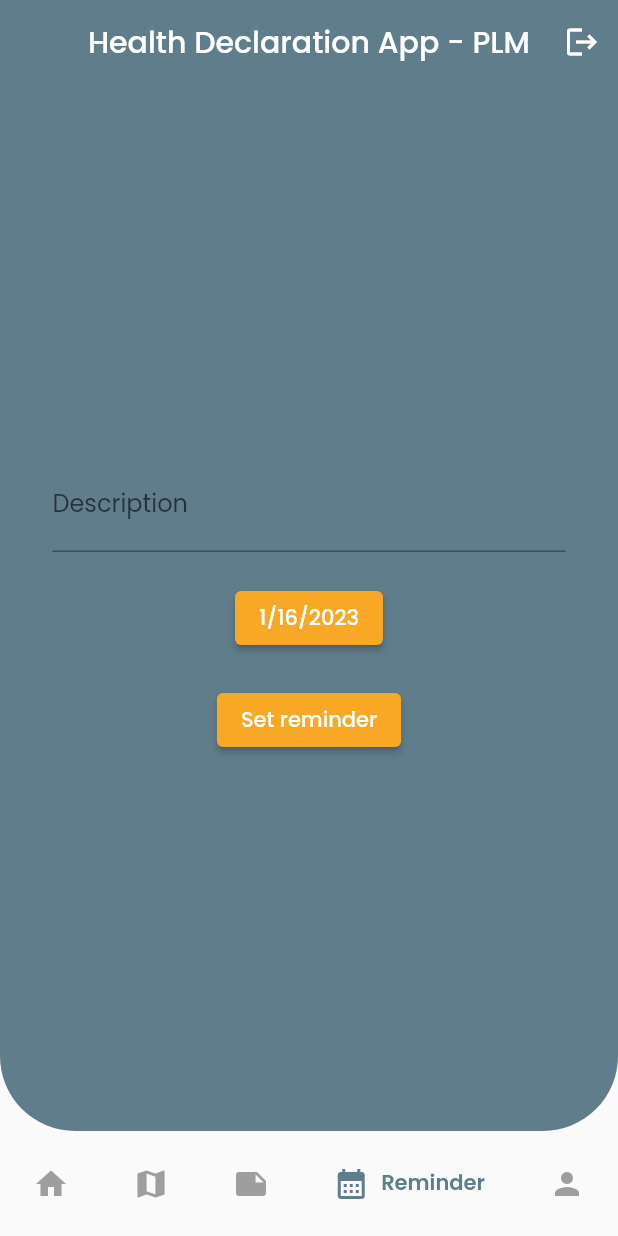
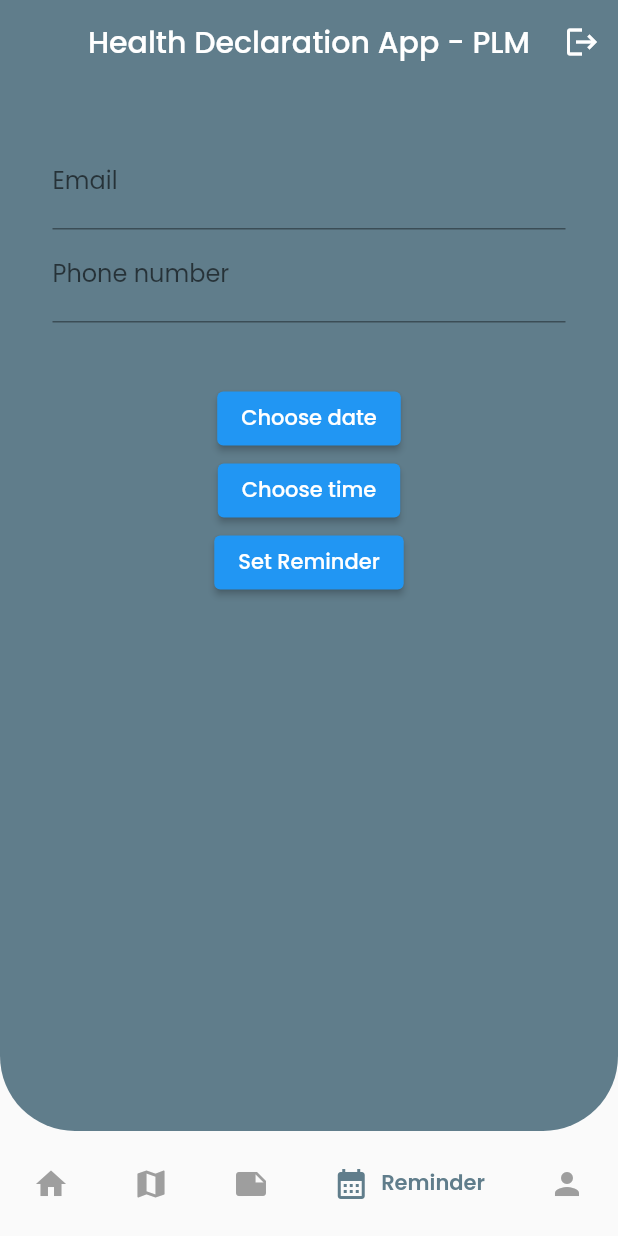
Before and after one commit to hmgyoo/Capstone-Project-Health-Declaration-Form-, a Flutter app: the screen it shows once a user with an empty profile is signed in, item 4 of the bottom bar chosen, on a phone screen of 412 x 824 dp. Run offline on Flutter 3.47's test engine with Material 2 defaults, Android fonts, the phone set to English and light mode, and no system bars; drawn by our look-alikes of google_nav_bar; our stand-ins replace charts_flutter, cloud_firestore, firebase_auth, firebase_core, firebase_messaging, flutter_local_notifications and 8 more; missing offline and left inert: flutter_sms; accounts and stored records are empty; network calls fail.

Commit message:
almost finished prototype

```diff
--- a/lib/src/content/navigation/navbar.dart
+++ b/lib/src/content/navigation/navbar.dart
@@ -2,6 +2,7 @@ import 'package:capstone_proj/src/const/const.dart';
 import 'package:capstone_proj/src/content/screens/countriesPage.dart';
 import 'package:capstone_proj/src/content/screens/homepage.dart';
 import 'package:capstone_proj/src/healthCheckUp/screens/headerForm.dart';
+import 'package:capstone_proj/src/reminders/screens/sendReminders.dart';
 import 'package:firebase_auth/firebase_auth.dart';
 import 'package:flutter/material.dart';
 import 'package:google_nav_bar/google_nav_bar.dart';
@@ -33,7 +34,7 @@ class _BottomNavBarState extends State<BottomNavBar> {
     const HomePage(),
     const CountryPage(),
     const HeaderForm(),
-    const NotificationPage(),
+    const SendRemindersPage(),
     ProfilePage(),
   ];
 
--- a/lib/src/reminders/screens/notificatons.dart
+++ b/lib/src/reminders/screens/notificatons.dart
@@ -17,6 +17,8 @@ class _NotificationPageState extends State<NotificationPage> {
   // define variables first
   final FlutterLocalNotificationsPlugin flutterLocalNotificationsPlugin =
       FlutterLocalNotificationsPlugin();
+  // late AndroidInitializationSettings androidInitializationSettings;
+  // late InitializationSettings initializationSettings;
 
   // global key
   final _formKey = GlobalKey<FormState>();
@@ -36,6 +38,7 @@ class _NotificationPageState extends State<NotificationPage> {
     _scheduledTime = TimeOfDay.now();
   }
 
+  // show the notification on android
   void initializeNotifications() async {
     var initializationSettingsAndroid =
         const AndroidInitializationSettings('@mipmap/ic_launcher');
--- /dev/null
+++ b/lib/src/reminders/screens/sendReminders.dart
@@ -0,0 +1,226 @@
+import 'dart:convert';
+
+import 'package:capstone_proj/src/const/const.dart';
+import 'package:firebase_auth/firebase_auth.dart';
+import 'package:flutter/material.dart';
+import 'package:intl/intl.dart';
+import 'package:flutter_local_notifications/flutter_local_notifications.dart';
+import 'package:firebase_messaging/firebase_messaging.dart';
+import 'package:flutter_sms/flutter_sms.dart';
+import 'package:http/http.dart' as http;
+
+class SendRemindersPage extends StatefulWidget {
+  const SendRemindersPage({super.key});
+
+  @override
+  State<SendRemindersPage> createState() => _SendRemindersPageState();
+}
+
+class _SendRemindersPageState extends State<SendRemindersPage> {
+  // defined the variables to be used
+  // defined flutter local push notifications
+  final FlutterLocalNotificationsPlugin flutterLocalNotificationsPlugin =
+      FlutterLocalNotificationsPlugin();
+
+  // defined firebase messaging
+  final FirebaseMessaging firebaseMessaging = FirebaseMessaging.instance;
+
+  // define formkey to be used in the text form fields
+  final _formKey = GlobalKey<FormState>();
+
+  //defined other variables
+  late DateTime _scheduledDateTime;
+  late TimeOfDay _scheduledTime;
+  late TextEditingController _descriptionController;
+  late TextEditingController _emailController;
+  late TextEditingController _phoneController;
+
+  // get email
+  final user = FirebaseAuth.instance.currentUser;
+
+  // reminder info
+  String header = 'Health Declaration Application - PLM';
+  String message =
+      'Remember to fill up the health declaration form before attending classes to ensure safety and health.';
+  List<String> recipients = ['+639487934901'];
+
+  // init state function
+  void initState() {
+    super.initState();
+    initializeNotifications();
+    _scheduledDateTime = DateTime.now();
+    _scheduledTime = TimeOfDay.now();
+    _descriptionController = TextEditingController();
+    _emailController = TextEditingController();
+    _phoneController = TextEditingController();
+  }
+
+  // intialize the notifcation that will be sent as push notifications
+  void initializeNotifications() {
+    var initializationSettingsAndroid =
+        const AndroidInitializationSettings('@mipmap/ic_launcher');
+    var initializationSettings =
+        InitializationSettings(android: initializationSettingsAndroid);
+    flutterLocalNotificationsPlugin.initialize(initializationSettings);
+  }
+
+  // to show the notification in the notification shade
+  Future<void> _showNotification() async {
+    var scheduledNotificationDateTime = _scheduledDateTime
+        .add(Duration(hours: _scheduledTime.hour))
+        .add(Duration(minutes: _scheduledTime.minute));
+    var androidPlatformChannelSpecifics = const AndroidNotificationDetails(
+      'channel_id',
+      'channel_name',
+      importance: Importance.max,
+      priority: Priority.high,
+    );
+    var platformChannelSpecifics =
+        NotificationDetails(android: androidPlatformChannelSpecifics);
+
+    // wait for the scheduled notification to launch
+    await flutterLocalNotificationsPlugin.schedule(
+      0,
+      header,
+      message,
+      scheduledNotificationDateTime,
+      platformChannelSpecifics,
+    );
+
+    firebaseMessaging.subscribeToTopic('reminders');
+    await firebaseMessaging.getToken().then((token) {
+      print('Push notification token: $token');
+    });
+
+    // send an sms message
+    var smsApiKey = 'aa598aee';
+    var smsApiSecret = '4bFplYDujPGxHKzl';
+    var phoneNumber = '639487934901';
+
+    var response = await http.post(
+      Uri.parse('https://rest.nexmo.com/sms/json"'),
+      headers: {
+        'Content-Type': 'application/x-www-form-urlencoded',
+        'Authorization': '$smsApiKey:$smsApiSecret',
+      },
+      body: {
+        'to': _phoneController.text,
+        'text': message,
+        'from': 'Health Declaration Form PLM'
+      },
+    );
+
+    // print the message in the console to ensure it is send successfully
+    print(response.body);
+
+    // send an email
+    String emailApiKey =
+        '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';
+    String? sendToEmail = user!.email;
+
+    await http.post(
+      Uri.parse('https://api.sendinblue.com/v3.0/email'),
+      headers: {
+        'api-key': emailApiKey,
+        'Content-Type': 'application/json',
+      },
+      body: jsonEncode({
+        'to': [
+          {'email': _emailController.text}
+        ],
+        'subject': header,
+        'htmlContent': message,
+        'sender': {
+          'name': 'Gary Daniel Erno',
+          'email': 'ernogarydaniel@gmail.com',
+        },
+      }),
+    );
+
+    // print the message in the console to ensure it is send successfully
+    print(response.body);
+  }
+
+  @override
+  Widget build(BuildContext context) {
+    return Scaffold(
+      backgroundColor: primaryColor,
+      body: Form(
+        key: _formKey,
+        child: SingleChildScrollView(
+          child: Column(
+            children: [
+              TextFormField(
+                controller: _emailController,
+                decoration: const InputDecoration(labelText: 'Email'),
+                validator: (value) {
+                  if (value!.isEmpty) {
+                    return 'Please enter an email';
+                  }
+                  return null;
+                },
+              ),
+              TextFormField(
+                controller: _phoneController,
+                decoration: const InputDecoration(labelText: 'Phone number'),
+                validator: (value) {
+                  if (value!.isEmpty) {
+                    return 'Please enter a phone number';
+                  }
+                  return null;
+                },
+              ),
+              const SizedBox(
+                height: 40,
+              ),
+              ElevatedButton(
+                onPressed: () async {
+                  if (_formKey.currentState!.validate()) {
+                    await showDatePicker(
+                      context: context,
+                      initialDate: DateTime.now(),
+                      firstDate: DateTime(2020),
+                      lastDate: DateTime(2050),
+                    ).then((date) {
+                      if (date != null) {
+                        setState(() {
+                          _scheduledDateTime = date;
+                        });
+                      }
+                    });
+                  }
+                },
+                child: const Text('Choose date'),
+              ),
+              ElevatedButton(
+                onPressed: () async {
+                  if (_formKey.currentState!.validate()) {
+                    await showTimePicker(
+                      context: context,
+                      initialTime: TimeOfDay.now(),
+                    ).then((time) {
+                      if (time != null) {
+                        setState(() {
+                          _scheduledTime = time;
+                        });
+                      }
+                    });
+                  }
+                },
+                child: const Text('Choose time'),
+              ),
+              ElevatedButton(
+                onPressed: () async {
+                  if (_formKey.currentState!.validate()) {
+                    _showNotification();
+                  }
+                },
+                child: const Text('Set Reminder'),
+              ),
+            ],
+          ),
+        ),
+      ),
+    );
+  }
+}
--- a/pubspec.yaml
+++ b/pubspec.yaml
@@ -49,7 +49,8 @@ dependencies:
   provider: ^6.0.5
   flutter_native_timezone: ^2.0.0
   timezone: ^0.9.1
-  geolocator: ^9.0.2
+  mailer: ^6.0.0
+  flutter_sms: ^2.3.3
 
   # Firebase plugins
   firebase_auth: ^4.2.3
```
Also changed, not shown: lib/src/profile/screens/profile.dart (+28 -0 lines), lib/src/reminders/screens/sendEmailSched.dart (added, +92 -0 lines), pubspec.lock, 10 other files.
